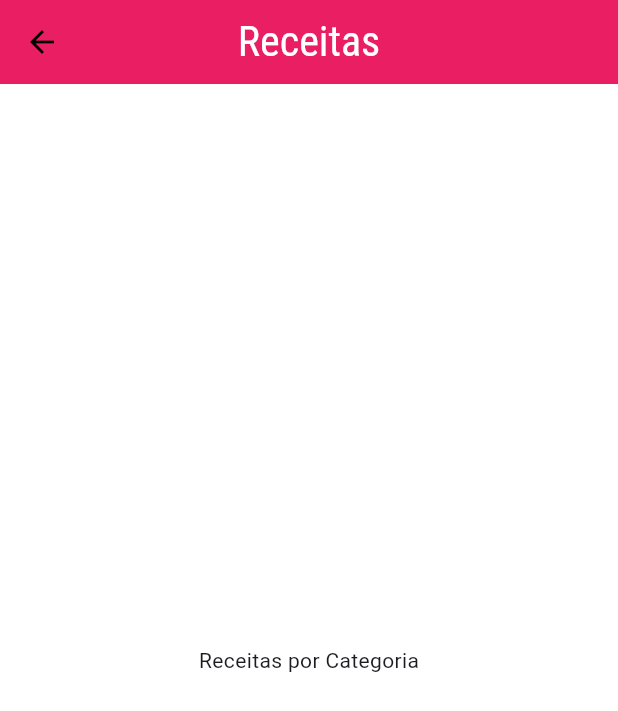
After one commit to beto-luis/meals, a Flutter app: the screen it shows after launch, after a tap on "Italiano", on a phone screen of 412 x 824 dp. The commit adds this screen. Shown: the top 711 px of the screen. Run offline on Flutter 3.47's test engine with Material 3 defaults, Android fonts, the phone set to English and light mode, and no system bars.

Commit message:
tela de navegação

```diff
--- a/lib/components/category_item.dart
+++ b/lib/components/category_item.dart
@@ -1,15 +1,31 @@
 import 'package:flutter/material.dart';
 import '../models/category.dart';
+import '../screens/categories_meals_screen.dart';
 
 class CategoryItem extends StatelessWidget {
-
   final Category category;
 
   const CategoryItem(this.category, {super.key});
 
+  void _selectCategory(BuildContext context) {
+    Navigator.of(context).push(
+      MaterialPageRoute(
+        builder: (_) {
+          return const CategoriesMealsScreen();
+        },
+      ),
+    );
+  }
+
   @override
   Widget build(BuildContext context) {
-    return Container(
+    return InkWell(
+      onTap: () {
+        _selectCategory(context);
+      },
+      splashColor: Theme.of(context).primaryColor,
+      borderRadius: BorderRadius.circular(15),
+      child: Container(
         padding: const EdgeInsets.all(15),
         decoration: BoxDecoration(
           borderRadius: BorderRadius.circular(15),
@@ -26,6 +42,7 @@ class CategoryItem extends StatelessWidget {
           category.title,
           style: Theme.of(context).textTheme.titleLarge,
         ),
+      ),
     );
   }
 }
--- /dev/null
+++ b/lib/screens/categories_meals_screen.dart
@@ -0,0 +1,20 @@
+import 'package:flutter/material.dart';
+
+class CategoriesMealsScreen extends StatelessWidget {
+  const CategoriesMealsScreen({super.key});
+
+  @override
+  Widget build(BuildContext context) {
+    return Scaffold(
+      appBar: AppBar(
+        centerTitle: true,
+        backgroundColor: Colors.pink,
+        title: const Text('Receitas',
+        style: TextStyle(color: Colors.white, fontSize: 28),),
+      ),
+      body: const Center(
+        child: Text('Receitas por Categoria'),
+      ),
+    );
+  }
+}
```
Lines whose indentation alone changed are shown as unchanged.
